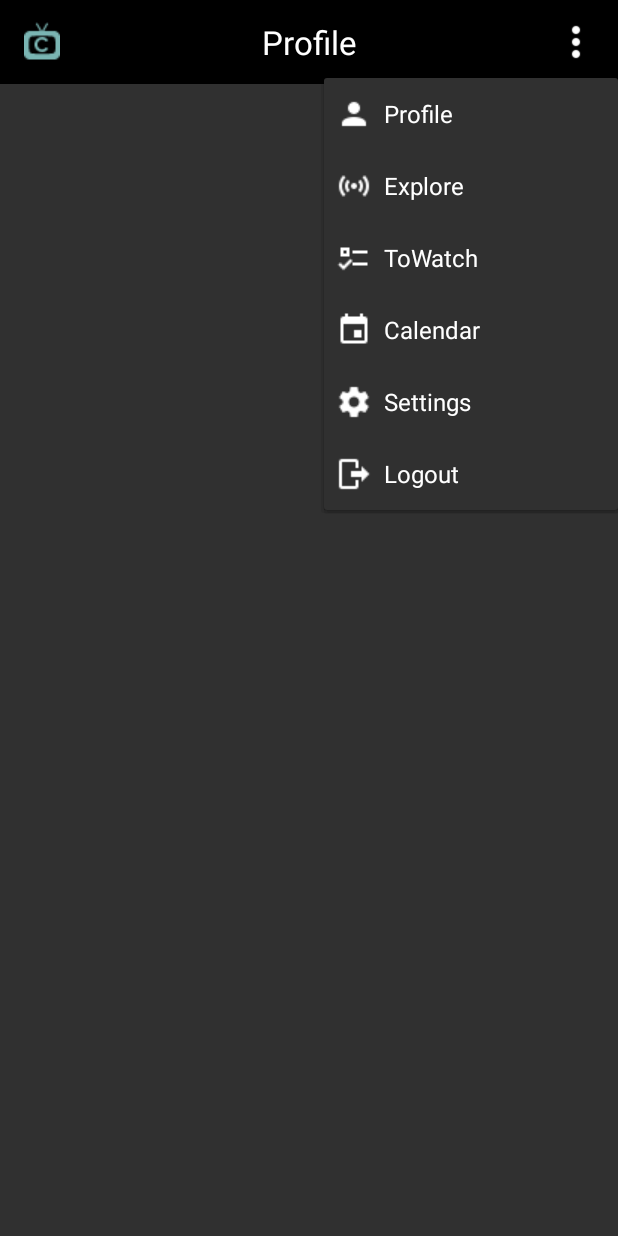
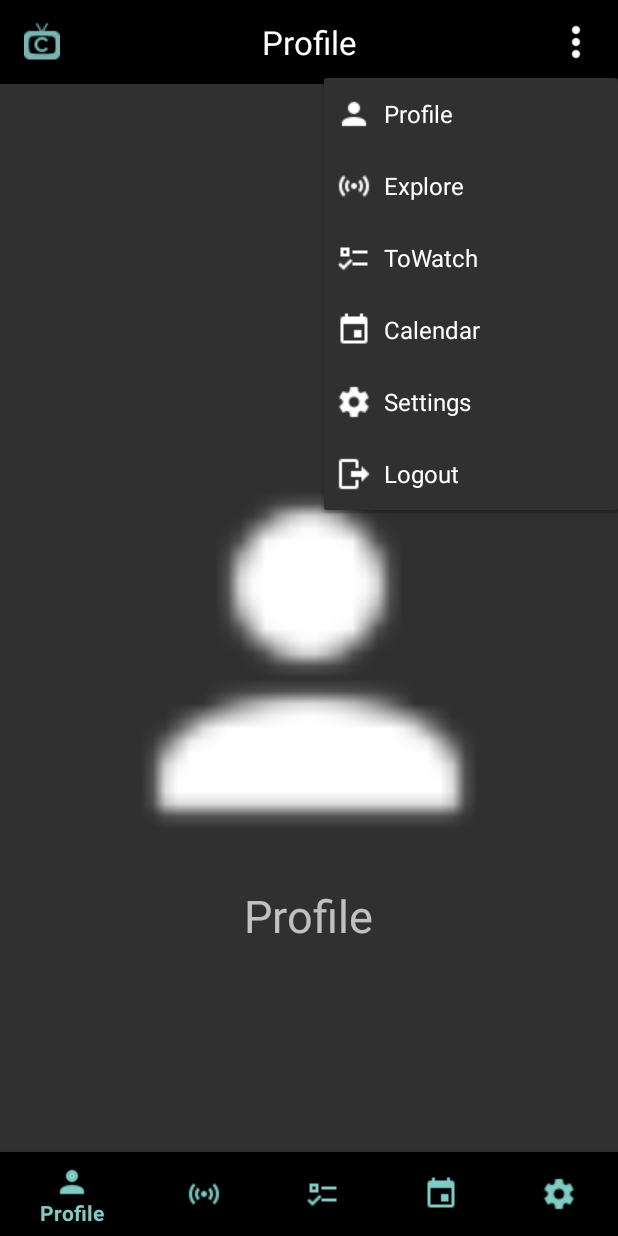
Before and after one commit to CliversonObrzut/cativo, an Android app: the screen it shows after launch (MainActivity), after a tap on "Menu", on a phone screen of 412 x 824 dp. Run offline under Robolectric (Android 15) with nearby library versions, the phone set to English and light mode, and no system bars.

Commit message:
Implemented Bottom Navigation Bar

```diff
--- a/app/build.gradle
+++ b/app/build.gradle
@@ -28,5 +28,10 @@ dependencies {
     })
     compile 'com.android.support:appcompat-v7:26.+'
     compile 'com.android.support.constraint:constraint-layout:1.0.2'
+    compile 'com.android.support:design:26.+'
+    compile 'com.android.support:support-v4:26.+'
+
     testCompile 'junit:junit:4.12'
+
+
 }
--- a/app/src/main/java/ait/cativoapp/MainActivity.java
+++ b/app/src/main/java/ait/cativoapp/MainActivity.java
@@ -1,13 +1,23 @@
 package ait.cativoapp;
 
+
+import android.support.annotation.NonNull;
+import android.support.design.widget.BottomNavigationView;
+import android.support.v4.app.Fragment;
+import android.support.v4.app.FragmentTransaction;
 import android.support.v7.app.AppCompatActivity;
 import android.os.Bundle;
 import android.support.v7.widget.Toolbar;
 import android.view.Menu;
+import android.view.MenuItem;
 import android.view.View;
+import android.widget.TextView;
 
 public class MainActivity extends AppCompatActivity
 {
+
+    private Toolbar toolbar;
+    private TextView toolbarTitle;
 
     @Override
     protected void onCreate(Bundle savedInstanceState)
@@ -15,15 +25,57 @@ public class MainActivity extends AppCompatActivity
         super.onCreate(savedInstanceState);
         setContentView(R.layout.activity_main);
 
-        Toolbar toolbar = (Toolbar) findViewById(R.id.toolbar);
+        toolbar = (Toolbar) findViewById(R.id.toolbar);
+        toolbarTitle = toolbar.findViewById(R.id.toolbar_title);
         setSupportActionBar(toolbar);
 
         //getSupportActionBar().setDisplayHomeAsUpEnabled(true);
         //getSupportActionBar().setDisplayShowHomeEnabled(true);
         getSupportActionBar().setDisplayShowTitleEnabled(false);
 
-        // TODO: Set Cativo logo after designed
         getSupportActionBar().setIcon(R.drawable.cativo_logo_24px);
+
+        BottomNavigationView bottomNavigationView = (BottomNavigationView) findViewById(R.id.navigation);
+
+        bottomNavigationView.setOnNavigationItemSelectedListener
+                (new BottomNavigationView.OnNavigationItemSelectedListener() {
+                    @Override
+                    public boolean onNavigationItemSelected(@NonNull MenuItem item) {
+                        Fragment selectedFragment = null;
+                        switch (item.getItemId()) {
+                            case R.id.navigation_bot_profile:
+                                toolbarTitle.setText(R.string.title_profile);
+                                selectedFragment = NavbotProfileFragment.newInstance();
+                                break;
+                            case R.id.navigation_bot_explore:
+                                toolbarTitle.setText(R.string.title_explore);
+                                selectedFragment = NavbotExploreFragment.newInstance();
+                                break;
+                            case R.id.navigation_bot_watch:
+                                toolbarTitle.setText(R.string.title_watch);
+                                selectedFragment = NavbotWatchFragment.newInstance();
+                                break;
+                            case R.id.navigation_bot_calendar:
+                                toolbarTitle.setText(R.string.title_calendar);
+                                selectedFragment = NavbotCalendarFragment.newInstance();
+                                break;
+                            case R.id.navigation_bot_settings:
+                                toolbarTitle.setText(R.string.title_settings);
+                                selectedFragment = NavbotSettingsFragment.newInstance();
+                                break;
+
+                        }
+                        FragmentTransaction transaction = getSupportFragmentManager().beginTransaction();
+                        transaction.replace(R.id.frame_layout, selectedFragment);
+                        transaction.commit();
+                        return true;
+                    }
+                });
+
+        //Manually displaying the first fragment - one time only
+        FragmentTransaction transaction = getSupportFragmentManager().beginTransaction();
+        transaction.replace(R.id.frame_layout, NavbotProfileFragment.newInstance());
+        transaction.commit();
     }
 
     @Override
@@ -33,4 +85,40 @@ public class MainActivity extends AppCompatActivity
         getMenuInflater().inflate(R.menu.navigation, menu);
         return super.onCreateOptionsMenu(menu);
     }
+
+    @Override
+    public boolean onOptionsItemSelected(MenuItem item)
+    {
+        Fragment selectedFragment = null;
+        switch (item.getItemId())
+        {
+            case R.id.navigation_profile:
+                toolbarTitle.setText(R.string.title_profile);
+                selectedFragment = NavbotProfileFragment.newInstance();
+                break;
+            case R.id.navigation_explore:
+                toolbarTitle.setText(R.string.title_explore);
+                selectedFragment = NavbotExploreFragment.newInstance();
+                break;
+            case R.id.navigation_watch:
+                toolbarTitle.setText(R.string.title_watch);
+                selectedFragment = NavbotWatchFragment.newInstance();
+                break;
+            case R.id.navigation_calendar:
+                toolbarTitle.setText(R.string.title_calendar);
+                selectedFragment = NavbotCalendarFragment.newInstance();
+                break;
+            case R.id.navigation_settings:
+                toolbarTitle.setText(R.string.title_settings);
+                selectedFragment = NavbotSettingsFragment.newInstance();
+                break;
+            case R.id.navigation_logout:
+                finish();
+                break;
+        }
+/*        FragmentTransaction transaction = getSupportFragmentManager().beginTransaction();
+        transaction.replace(R.id.frame_layout, selectedFragment);
+        transaction.commit();*/
+        return super.onOptionsItemSelected(item);
+    }
 }
--- /dev/null
+++ b/app/src/main/java/ait/cativoapp/NavbotProfileFragment.java
@@ -0,0 +1,28 @@
+package ait.cativoapp;
+
+import android.os.Bundle;
+import android.support.v4.app.Fragment;
+import android.view.LayoutInflater;
+import android.view.View;
+import android.view.ViewGroup;
+
+
+public class NavbotProfileFragment extends Fragment
+{
+
+    public static NavbotProfileFragment newInstance() {
+        NavbotProfileFragment fragment = new NavbotProfileFragment();
+        return fragment;
+    }
+
+    @Override
+    public void onCreate(Bundle savedInstanceState) {
+        super.onCreate(savedInstanceState);
+    }
+
+    @Override
+    public View onCreateView(LayoutInflater inflater, ViewGroup container,
+                             Bundle savedInstanceState) {
+        return inflater.inflate(R.layout.fragment_navbot_profile, container, false);
+    }
+}
--- a/app/src/main/res/layout/activity_main.xml
+++ b/app/src/main/res/layout/activity_main.xml
@@ -28,4 +28,41 @@
             android:id="@+id/toolbar_title"
             />
     </android.support.v7.widget.Toolbar>
+
+    <RelativeLayout
+        android:id="@+id/activity_main"
+        xmlns:android="http://schemas.android.com/apk/res/android"
+        xmlns:app="http://schemas.android.com/apk/res-auto"
+        xmlns:tools="http://schemas.android.com/tools"
+        android:layout_width="0dp"
+        android:layout_height="0dp"
+        android:layout_marginRight="0dp"
+        app:layout_constraintRight_toRightOf="parent"
+        android:layout_marginLeft="0dp"
+        app:layout_constraintLeft_toLeftOf="parent"
+        app:layout_constraintBottom_toBottomOf="parent"
+        android:layout_marginBottom="0dp"
+        android:layout_marginTop="0dp"
+        app:layout_constraintTop_toBottomOf="@+id/toolbar">
+
+        <FrameLayout
+            android:id="@+id/frame_layout"
+            android:layout_width="match_parent"
+            android:layout_height="match_parent"
+            android:animateLayoutChanges="true"
+            >
+
+        </FrameLayout>
+
+        <android.support.design.widget.BottomNavigationView
+            android:id="@+id/navigation"
+            android:layout_width="match_parent"
+            android:layout_height="wrap_content"
+            android:layout_alignParentBottom="true"
+            android:animateLayoutChanges="true"
+            android:background="@android:color/black"
+            app:itemTextColor="@color/cativoColorGreen"
+            app:itemIconTint="@color/cativoColorGreen"
+            app:menu="@menu/navigation_bottom"/>
+    </RelativeLayout>
 </android.support.constraint.ConstraintLayout>
--- /dev/null
+++ b/app/src/main/res/layout/fragment_navbot_profile.xml
@@ -0,0 +1,22 @@
+<RelativeLayout xmlns:android="http://schemas.android.com/apk/res/android"
+                xmlns:tools="http://schemas.android.com/tools"
+                android:layout_width="match_parent"
+                android:layout_height="match_parent"
+                >
+
+    <ImageView
+        android:id="@+id/navigation_bot_profile_img"
+        android:layout_width="300dp"
+        android:layout_height="300dp"
+        android:layout_centerInParent="true"
+        android:src="@drawable/profile_white_24"/>
+
+    <TextView
+        android:layout_width="wrap_content"
+        android:layout_height="wrap_content"
+        android:layout_below="@id/navigation_bot_profile_img"
+        android:layout_centerHorizontal="true"
+        android:text="Profile"
+        android:textSize="30sp"/>
+
+</RelativeLayout>
--- /dev/null
+++ b/app/src/main/res/menu/navigation_bottom.xml
@@ -0,0 +1,36 @@
+<?xml version="1.0" encoding="utf-8"?>
+<menu xmlns:tools="http://schemas.android.com/tools"
+      xmlns:android="http://schemas.android.com/apk/res/android"
+      xmlns:app="http://schemas.android.com/apk/res-auto"
+      tools:context=".activities.BaseActivity">
+            <item
+                android:id="@+id/navigation_bot_profile"
+                android:icon="@drawable/profile_white_24"
+                android:title="@string/title_profile"
+                />
+
+            <item
+                android:id="@+id/navigation_bot_explore"
+                android:icon="@drawable/explore_white_24"
+                android:title="@string/title_explore"
+                />
+
+            <item
+                android:id="@+id/navigation_bot_watch"
+                android:icon="@drawable/watch_white_24"
+                android:title="@string/title_watch"
+                />
+
+            <item
+                android:id="@+id/navigation_bot_calendar"
+                android:icon="@drawable/calendar_white_24"
+                android:title="@string/title_calendar"
+                />
+
+            <item
+                android:id="@+id/navigation_bot_settings"
+                android:icon="@drawable/settings_white_24"
+                android:title="@string/title_settings"
+                />
+
+</menu>
--- a/app/src/main/res/values/colors.xml
+++ b/app/src/main/res/values/colors.xml
@@ -5,5 +5,6 @@
     <color name="colorAccent">#FF4081</color>-->
 
     <!-- Cativo color definition -->
-    <color name="cativoColorBorder">#c1b508</color>
+    <color name="cativoColorYellow">#c1b508</color>
+    <color name="cativoColorGreen">#FF80CBC4</color>
 </resources>
--- /dev/null
+++ b/app/src/main/res/values/refs.xml
@@ -0,0 +1,3 @@
+<?xml version="1.0" encoding="utf-8"?>
+<resources>
+</resources>
--- a/app/src/main/res/values/strings.xml
+++ b/app/src/main/res/values/strings.xml
@@ -7,4 +7,7 @@
     <string name="title_settings">Settings</string>
     <string name="title_login">Login</string>
     <string name="title_logout">Logout</string>
+
+    <!-- TODO: Remove or change this placeholder text -->
+    <string name="hello_blank_fragment">Hello blank fragment</string>
 </resources>
```
Also changed, not shown: app/src/main/java/ait/cativoapp/NavbotCalendarFragment.java (added, +29 -0 lines), app/src/main/java/ait/cativoapp/NavbotExploreFragment.java (added, +28 -0 lines), app/src/main/java/ait/cativoapp/NavbotSettingsFragment.java (added, +28 -0 lines), app/src/main/java/ait/cativoapp/NavbotWatchFragment.java (added, +29 -0 lines), app/src/main/res/layout/fragment_navbot_calendar.xml (added, +22 -0 lines), app/src/main/res/layout/fragment_navbot_explore.xml (added, +22 -0 lines), app/src/main/res/layout/fragment_navbot_settings.xml (added, +21 -0 lines), app/src/main/res/layout/fragment_navbot_watch.xml (added, +22 -0 lines).
